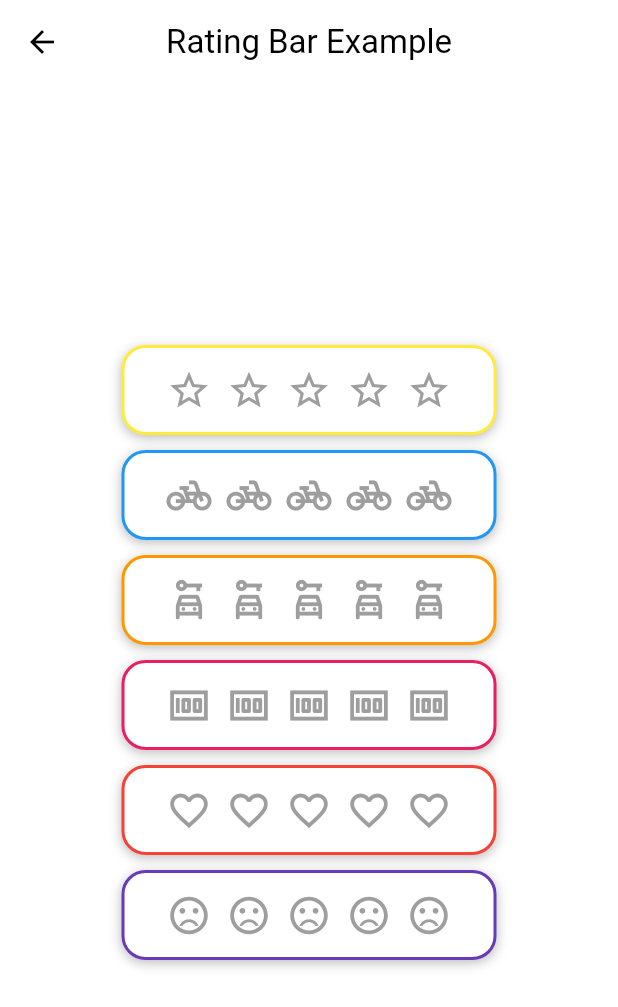
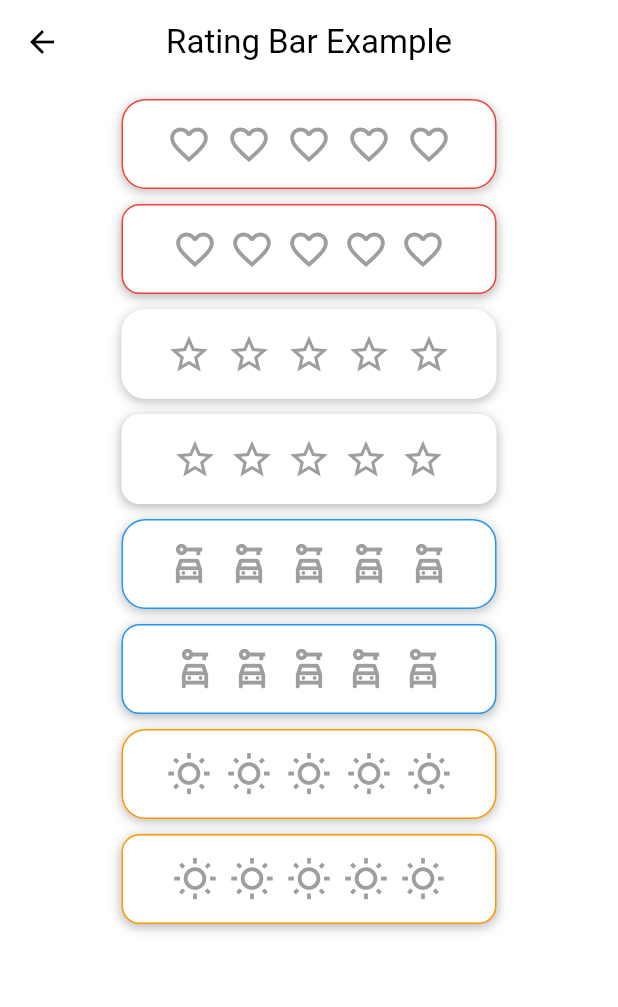
Before and after one commit to subshegde/icon_ratingbar, a Flutter app: the screen it shows after launch, on a phone screen of 412 x 824 dp. Shown: the top 1007 px of the screen. Run offline on Flutter 3.47's test engine with Material 3 defaults, Android fonts, the phone set to English and light mode, and no system bars.

Commit message:
explanation added

```diff
--- a/example/lib/main.dart
+++ b/example/lib/main.dart
@@ -36,120 +36,190 @@ class _RatingPageState extends State<RatingPage> {
     return Scaffold(
       backgroundColor: Colors.white,
       appBar: AppBar(
-        leading: IconButton(onPressed: (){}, icon: const Icon(Icons.arrow_back)),
+        leading: IconButton(onPressed: () {}, icon: const Icon(Icons.arrow_back)),
         backgroundColor: Colors.white,
         foregroundColor: Colors.black,
         centerTitle: true,
-        title: const Text("Rating Bar Example")),
-      body: Center(
+        title: const Text("Rating Bar Example"),
+      ),
+      body: SingleChildScrollView(
+        child: Center(
           child: Column(
             mainAxisAlignment: MainAxisAlignment.center,
             children: [
+              const SizedBox(height: 10,),
+
+              // Heart Icon - Normal
               IconRatingBar(
                 totalStars: 5,
-              onRatingChanged: (rating){_rating1 = rating; setState(() {});},
-              selectedIcon: Icons.star,
-              unselectedIcon: Icons.star_border,
+                onRatingChanged: (rating) {
+                  setState(() {
+                    _rating1 = rating;
+                  });
+                },
+                selectedIcon: Icons.favorite,
+                unselectedIcon: Icons.favorite_border,
                 initialRating: _rating1.toDouble(),
-              selectedColor: Colors.yellow,
-              unselectedColor: Colors.grey,
+                selectedColor: Colors.red, // Normal Red
+                unselectedColor: Colors.grey, // Grey for unselected
                 gap: 10.0,
                 containerBackgroundColor: Colors.white,
                 shadowColor: Colors.black26,
-              borderColor: Colors.yellow,
+                borderColor: Colors.red,
+                borderRadius: 16.0,
+                borderWidth: 1.0,
+              ),
+              const SizedBox(height: 10,),
+
+              // Heart Icon - Gradient
+              IconRatingBar(
+                totalStars: 5,
+                onRatingChanged: (rating) {
+                  setState(() {
+                    _rating5 = rating;
+                  });
+                },
+                selectedIcon: Icons.favorite,
+                unselectedIcon: Icons.favorite_border,
+                selectedColor: const LinearGradient(
+                  colors: [Colors.orange, Colors.pink], // Gradient for selected
+                ),
+                unselectedColor: Colors.grey, // Normal Grey for unselected
+                containerBackgroundColor: const LinearGradient(colors: [Colors.white, Colors.white]),
+                shadowColor: Colors.black.withOpacity(0.3),
+                borderColor: Colors.red,
+              ),
+              const SizedBox(height: 10,),
+
+              // Star Icon - Normal
+              IconRatingBar(
+                totalStars: 5,
+                onRatingChanged: (rating) {
+                  setState(() {
+                    _rating2 = rating;
+                  });
+                },
+                selectedIcon: Icons.star,
+                unselectedIcon: Icons.star_border,
+                initialRating: _rating2.toDouble(),
+                selectedColor: const Color.fromARGB(255, 237, 214, 4), // Normal Yellow
+                unselectedColor: Colors.grey, // Grey for unselected
+                gap: 10.0,
+                containerBackgroundColor: Colors.white,
+                shadowColor: Colors.black26,
+                borderColor: Colors.white,
                 borderRadius: 16.0,
                 borderWidth: 2.0,
               ),
               const SizedBox(height: 10,),
+
+              // Star Icon - Gradient
               IconRatingBar(
                 totalStars: 5,
-              onRatingChanged: (rating){_rating2 = rating; setState(() {});},
-              selectedIcon: Icons.pedal_bike,
-              unselectedIcon: Icons.pedal_bike_outlined,
-              initialRating: _rating2.toDouble(),
-              selectedColor: Colors.blue,
-              unselectedColor: Colors.grey,
+                onRatingChanged: (rating) {
+                  setState(() {
+                    _rating2 = rating;
+                  });
+                },
+                selectedIcon: Icons.star,
+                unselectedIcon: Icons.star_border,
+                selectedColor: const LinearGradient(
+                  colors: [Colors.yellow, Colors.pink], // Gradient for selected
+                ),
+                unselectedColor: Colors.grey, // Normal Grey for unselected
+                containerBackgroundColor: const LinearGradient(colors: [Colors.white, Colors.white]),
+                shadowColor: Colors.black.withOpacity(0.3),
+                borderColor: Colors.white,
+              ),
+              const SizedBox(height: 10,),
+
+              // Car Icon - Normal
+              IconRatingBar(
+                totalStars: 5,
+                onRatingChanged: (rating) {
+                  setState(() {
+                    _rating3 = rating;
+                  });
+                },
+                selectedIcon: Icons.car_rental,
+                unselectedIcon: Icons.car_rental_outlined,
+                initialRating: _rating3.toDouble(),
+                selectedColor: Colors.blue, // Normal Blue
+                unselectedColor: Colors.grey, // Grey for unselected
                 gap: 10.0,
                 containerBackgroundColor: Colors.white,
                 shadowColor: Colors.black26,
                 borderColor: Colors.blue,
                 borderRadius: 16.0,
-              borderWidth: 2.0,
+                borderWidth: 1.0,
               ),
               const SizedBox(height: 10,),
+
+              // Car Icon - Gradient
               IconRatingBar(
                 totalStars: 5,
-              onRatingChanged: (rating){_rating3 = rating; setState(() {});},
+                onRatingChanged: (rating) {
+                  setState(() {
+                    _rating3 = rating;
+                  });
+                },
                 selectedIcon: Icons.car_rental,
                 unselectedIcon: Icons.car_rental_outlined,
-              initialRating: _rating3.toDouble(),
-              selectedColor: Colors.orange,
-              unselectedColor: Colors.grey,
+                selectedColor: const LinearGradient(
+                  colors: [Colors.blue, Colors.green], // Gradient for selected
+                ),
+                unselectedColor: Colors.grey, // Normal Grey for unselected
+                containerBackgroundColor: const LinearGradient(colors: [Colors.white, Colors.white]),
+                shadowColor: Colors.black.withOpacity(0.3),
+                borderColor: Colors.blue,
+              ),
+              const SizedBox(height: 10,),
+
+              // Sun Icon - Normal
+              IconRatingBar(
+                totalStars: 5,
+                onRatingChanged: (rating) {
+                  setState(() {
+                    _rating4 = rating;
+                  });
+                },
+                selectedIcon: Icons.wb_sunny,
+                unselectedIcon: Icons.wb_sunny_outlined,
+                initialRating: _rating4.toDouble(),
+                selectedColor: Colors.orange, // Normal Orange
+                unselectedColor: Colors.grey, // Grey for unselected
                 gap: 10.0,
                 containerBackgroundColor: Colors.white,
                 shadowColor: Colors.black26,
                 borderColor: Colors.orange,
                 borderRadius: 16.0,
-              borderWidth: 2.0,
+                borderWidth: 1.0,
               ),
               const SizedBox(height: 10,),
-            IconRatingBar(
-              totalStars: 5,
-              onRatingChanged: (rating){_rating4 = rating; setState(() {});},
-              selectedIcon: Icons.money,
-              unselectedIcon: Icons.money_outlined,
-              initialRating: _rating4.toDouble(),
-              selectedColor: Colors.pink,
-              unselectedColor: Colors.grey,
-              gap: 10.0,
-              containerBackgroundColor: Colors.white,
-              shadowColor: Colors.black26,
-              borderColor: Colors.pink,
-              borderRadius: 16.0,
-              borderWidth: 2.0,
-            ),
-            const SizedBox(height: 10,),
+
+              // Sun Icon - Gradient
               IconRatingBar(
                 totalStars: 5,
                 onRatingChanged: (rating) {
-                _rating5 = rating;
-                setState(() {});
+                  setState(() {
+                    _rating4 = rating;
+                  });
                 },
-              selectedIcon: Icons.favorite,
-              unselectedIcon: Icons.favorite_border,
-              initialRating: _rating5.toDouble(),
-              selectedColor: Colors.red,
-              unselectedColor: Colors.grey,
-              gap: 10.0,
-              containerBackgroundColor: Colors.white,
-              shadowColor: Colors.black26,
-              borderColor: Colors.red,
-              borderRadius: 16.0,
-              borderWidth: 2.0,
+                selectedIcon: Icons.wb_sunny,
+                unselectedIcon: Icons.wb_sunny_outlined,
+                selectedColor: const LinearGradient(
+                  colors: [Colors.orange, Colors.yellow], // Gradient for selected
                 ),
-            const SizedBox(height: 10,),
-            IconRatingBar(
-              totalStars: 5,
-              onRatingChanged: (rating) {
-                _rating6 = rating;
-                setState(() {});
-              },
-              selectedIcon: Icons.sentiment_very_satisfied,
-              unselectedIcon: Icons.sentiment_very_dissatisfied,
-              initialRating: _rating6.toDouble(),
-              selectedColor: Colors.deepPurple,
-              unselectedColor: Colors.grey,
-              gap: 10.0,
-              containerBackgroundColor: Colors.white,
-              shadowColor: Colors.black26,
-              borderColor: Colors.deepPurple,
-              borderRadius: 16.0,
-              borderWidth: 2.0,
+                unselectedColor: Colors.grey, // Normal Grey for unselected
+                containerBackgroundColor: const LinearGradient(colors: [Colors.white, Colors.white]),
+                shadowColor: Colors.black.withOpacity(0.3),
+                borderColor: Colors.orange,
               ),
               const SizedBox(height: 10,),
             ],
           ),
         ),
+      ),
     );
   }
 }
--- a/lib/icon_ratingbar.dart
+++ b/lib/icon_ratingbar.dart
@@ -1,29 +1,60 @@
 import 'package:flutter/material.dart';
 
+/// A customizable, icon-based rating bar widget for Flutter.
+///
+/// This widget allows users to select a rating from a series of stars or icons.
+/// It supports customizing the icons, colors, size, spacing, container background,
+/// and other appearance settings.
 class IconRatingBar extends StatefulWidget {
-  final int totalStars; // Number of stars for the rating bar
-  final double initialRating; // Initial rating value (0 to totalStars)
-  final ValueChanged<int> onRatingChanged; // Callback to return selected rating value
-  final IconData selectedIcon; // Icon for selected star
-  final IconData unselectedIcon; // Icon for unselected star
+  /// The total number of stars/icons in the rating bar.
+  final int totalStars;
 
-  // Customizable parameters for color, size, and spacing
-  final Color selectedColor; // Color for selected icons
-  final Color unselectedColor; // Color for unselected icons
-  final double gap; // Gap between the icons
+  /// The initial rating value (from 0 to [totalStars]).
+  final double initialRating;
 
-  // Container Customizations
-  final Color containerBackgroundColor; // Background color of the container
-  final Color shadowColor; // Shadow color for the container
-  final Color borderColor; // Border color for the container
-  final double borderRadius; // Border radius for rounded corners
-  final double borderWidth; // Border width for the container
+  /// A callback to handle when the rating is changed.
+  final ValueChanged<int> onRatingChanged;
 
-  // Direct container and icon size customization parameters
-  final double containerWidth; // Width of the container
-  final double containerHeight; // Height of the container
-  final double iconSize; // Size for the icons
+  /// Icon for the selected state of the star/icon.
+  final IconData selectedIcon;
 
+  /// Icon for the unselected state of the star/icon.
+  final IconData unselectedIcon;
+
+  /// Color or gradient for the selected icon(s).
+  final dynamic selectedColor;
+
+  /// Color for the unselected icon(s).
+  final Color unselectedColor;
+
+  /// Gap between each icon.
+  final double gap;
+
+  /// Container background (either color or gradient).
+  final dynamic containerBackgroundColor;
+
+  /// Color for the container's shadow.
+  final Color shadowColor;
+
+  /// Border color for the container.
+  final Color borderColor;
+
+  /// Border radius for the container's corners.
+  final double borderRadius;
+
+  /// Border width for the container.
+  final double borderWidth;
+
+  /// Width of the rating container.
+  final double containerWidth;
+
+  /// Height of the rating container.
+  final double containerHeight;
+
+  /// Size of the icons.
+  final double iconSize;
+
+  /// Creates an IconRatingBar widget.
   const IconRatingBar({
     Key? key,
     required this.totalStars,
@@ -31,18 +62,21 @@ class IconRatingBar extends StatefulWidget {
     required this.selectedIcon,
     required this.unselectedIcon,
     this.initialRating = 0.0,
-    this.selectedColor = Colors.yellow, // Default selected color is yellow
-    this.unselectedColor = Colors.grey, // Default unselected color is grey
-    this.gap = 8.0, // Default gap between icons
-    this.containerBackgroundColor = Colors.white, // Default container background
-    this.shadowColor = Colors.black26, // Default shadow color
-    this.borderColor = Colors.grey, // Default border color
-    this.borderRadius = 12.0, // Default border radius
-    this.borderWidth = 1.0, // Default border width
-    this.containerWidth = 250.0, // Default container width
-    this.containerHeight = 60.0, // Default container height
-    this.iconSize = 30.0, // Default icon size
-  }) : super(key: key);
+    this.selectedColor = Colors.yellow,
+    this.unselectedColor = Colors.grey,
+    this.gap = 8.0,
+    this.containerBackgroundColor = Colors.white,
+    this.shadowColor = Colors.black26,
+    this.borderColor = Colors.grey,
+    this.borderRadius = 12.0,
+    this.borderWidth = 1.0,
+    this.containerWidth = 250.0,
+    this.containerHeight = 60.0,
+    this.iconSize = 30.0,
+  })  : assert(totalStars > 0, 'totalStars must be greater than 0'),
+        assert(initialRating >= 0 && initialRating <= totalStars,
+               'initialRating must be between 0 and totalStars'),
+        super(key: key);
 
   @override
   _IconRatingBarState createState() => _IconRatingBarState();
@@ -54,50 +88,103 @@ class _IconRatingBarState extends State<IconRatingBar> {
   @override
   void initState() {
     super.initState();
+    // Initialize the rating with the provided initial value.
     rating = widget.initialRating;
   }
 
+  /// Handles the tap on a specific icon/star and updates the rating.
   void _onStarTap(int index) {
     setState(() {
-      rating = index + 1.0; // Rating will be index + 1, as index is 0-based
+      // Update the rating to the tapped index (1-based index).
+      rating = index + 1.0;
     });
+    // Notify the parent widget with the updated rating.
     widget.onRatingChanged(rating.toInt());
+  }
+
+  /// Builds the icon for the selected or unselected state.
+  ///
+  /// [isSelected] indicates whether the icon is selected or not.
+  /// [color] is the color or gradient for the selected icon.
+  Widget _buildIcon(bool isSelected, dynamic color) {
+    if (isSelected && color is Gradient) {
+      // Apply gradient only for selected icons.
+      return ShaderMask(
+        shaderCallback: (bounds) {
+          return color.createShader(bounds);
+        },
+        child: Icon(
+          widget.selectedIcon,
+          size: widget.iconSize,
+          color: Colors.white, // Gradient will color the icon.
+        ),
+      );
+    } else {
+      // For unselected icons or selected icons with a solid color.
+      return Icon(
+        isSelected ? widget.selectedIcon : widget.unselectedIcon,
+        size: widget.iconSize,
+        color: isSelected ? color : widget.unselectedColor,
+      );
+    }
+  }
+
+  /// Returns the decoration for the container, which can be a color or gradient.
+  BoxDecoration _getContainerDecoration() {
+    if (widget.containerBackgroundColor is Gradient) {
+      return BoxDecoration(
+        gradient: widget.containerBackgroundColor as Gradient,
+        borderRadius: BorderRadius.circular(widget.borderRadius),
+        border: Border.all(
+          color: widget.borderColor,
+          width: widget.borderWidth,
+        ),
+        boxShadow: [
+          BoxShadow(
+            color: widget.shadowColor,
+            blurRadius: 6,
+            offset: const Offset(0, 2),
+          ),
+        ],
+      );
+    } else {
+      return BoxDecoration(
+        color: widget.containerBackgroundColor,
+        borderRadius: BorderRadius.circular(widget.borderRadius),
+        border: Border.all(
+          color: widget.borderColor,
+          width: widget.borderWidth,
+        ),
+        boxShadow: [
+          BoxShadow(
+            color: widget.shadowColor,
+            blurRadius: 6,
+            offset: const Offset(0, 2),
+          ),
+        ],
+      );
+    }
   }
 
   @override
   Widget build(BuildContext context) {
     return Container(
-      height: widget.containerHeight, // Set container height from parameter
-      width: widget.containerWidth, // Set container width from parameter
-      decoration: BoxDecoration(
-        color: widget.containerBackgroundColor, // Container background color
-        borderRadius: BorderRadius.circular(widget.borderRadius), // Rounded corners
-        border: Border.all(
-          color: widget.borderColor, // Border color
-          width: widget.borderWidth, // Border width
-        ),
-        boxShadow: [
-          BoxShadow(
-            color: widget.shadowColor, // Shadow color
-            blurRadius: 6,
-            offset: const Offset(0, 2),
-          ),
-        ],
-      ),
+      height: widget.containerHeight,
+      width: widget.containerWidth,
+      decoration: _getContainerDecoration(), // Apply decoration (color or gradient).
       child: Padding(
-        padding: const EdgeInsets.all(8.0), // Padding around the rating bar
+        padding: const EdgeInsets.all(8.0), // Padding around the entire rating bar.
         child: Row(
           mainAxisAlignment: MainAxisAlignment.center,
           children: List.generate(widget.totalStars, (index) {
             bool isSelected = rating > index;
             return GestureDetector(
-              onTap: () => _onStarTap(index),
+              onTap: () => _onStarTap(index), // Handle tap on icon.
               child: Padding(
-                padding: EdgeInsets.symmetric(horizontal: widget.gap / 2), // Add spacing between icons
-                child: Icon(
-                  isSelected ? widget.selectedIcon : widget.unselectedIcon,
-                  size: widget.iconSize, // Use the icon size passed as a parameter
-                  color: isSelected ? widget.selectedColor : widget.unselectedColor,
+                padding: EdgeInsets.symmetric(horizontal: widget.gap / 2), // Gap between icons.
+                child: _buildIcon(
+                  isSelected,
+                  widget.selectedColor, // Pass selected color (can be gradient).
                 ),
               ),
             );
```
Lines whose indentation alone changed are shown as unchanged.
